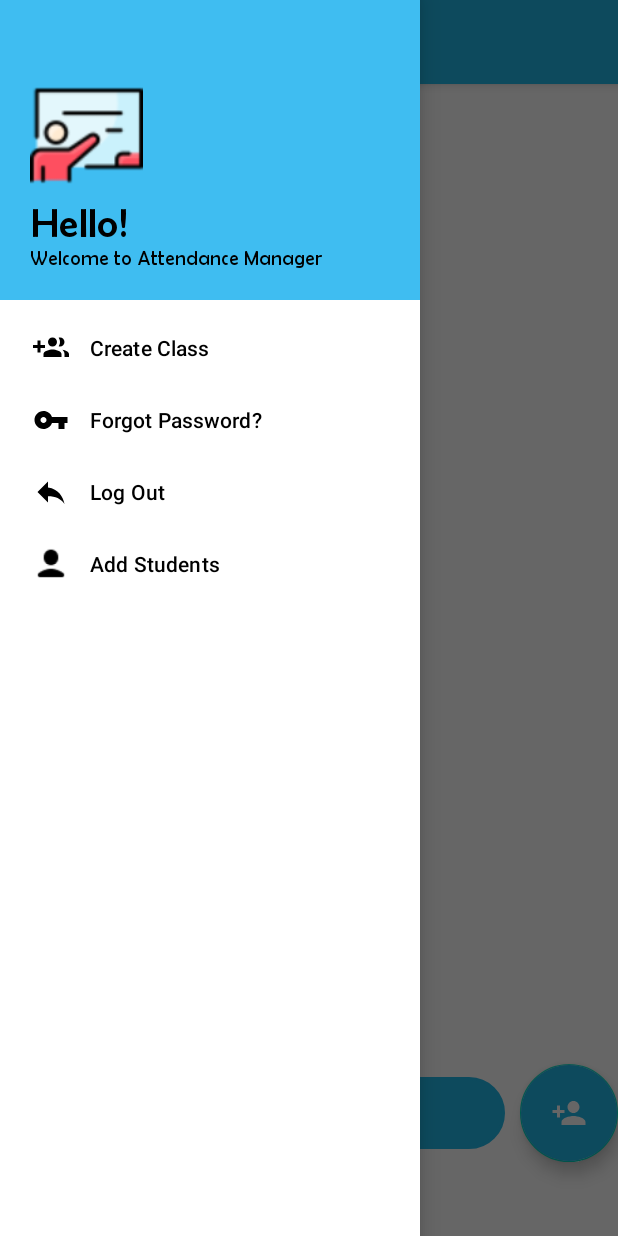
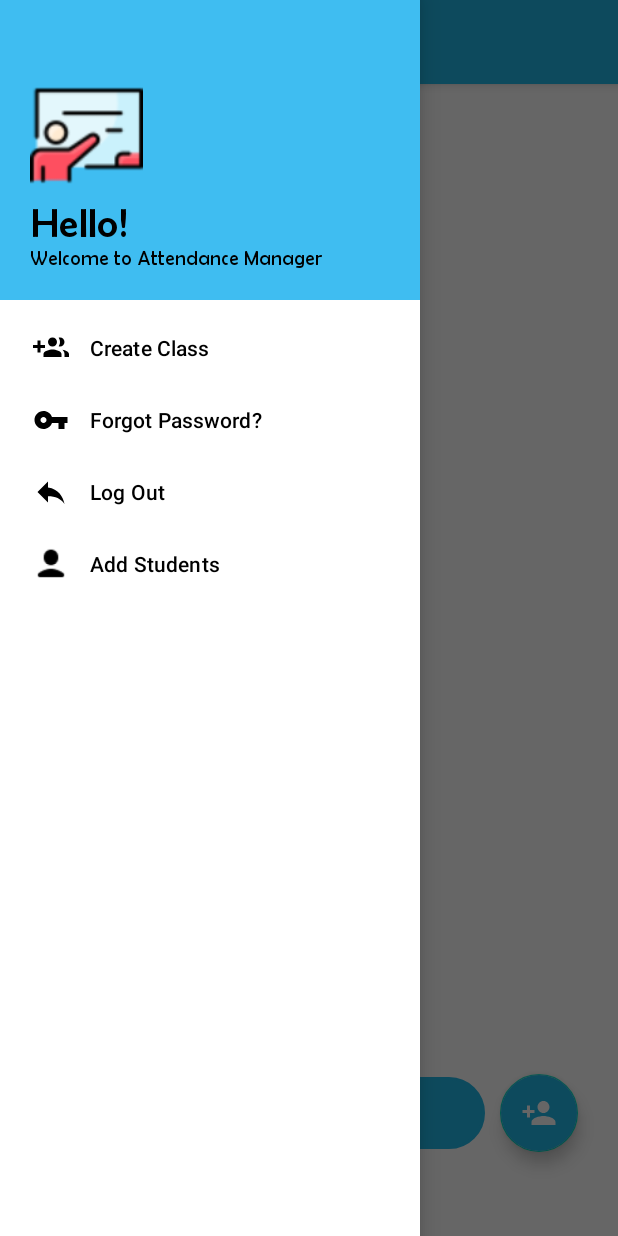
Before and after one commit to sathyaprakaash112/MyAndroidApplication, an Android app: the AttendancePage screen opened directly, with no data from a screen before it, with the side drawer open, on a phone screen of 412 x 824 dp. Run offline under Robolectric (Android 15) with nearby library versions, the phone set to English and light mode, and no system bars; our stand-ins replace Firebase (no records; nobody signed in at launch, a user with empty details on screens opened directly).

```diff
--- a/AttendenceApplication/app/src/main/java/com/example/attendenceapplication/AttendancePage.java
+++ b/AttendenceApplication/app/src/main/java/com/example/attendenceapplication/AttendancePage.java
@@ -175,6 +175,7 @@ public class AttendancePage extends AppCompatActivity implements AbsenteesListen
     private void sendMessage(String studentName,String phoneNo) {
         int n1 = absenteesPhoneNumbers.size(),n2 = studentArrayList.size();
         String message = "Your ward " + studentName + " is absent for the class.";
+        phoneNo = phoneNo.trim();
         if(!message.equals("") && !phoneNo.equals("")){
             SmsManager smsManager = SmsManager.getDefault();
             smsManager.sendTextMessage(phoneNo,null,message,null,null);
@@ -313,9 +314,7 @@ public class AttendancePage extends AppCompatActivity implements AbsenteesListen
         for(Student s :arrayList){
             System.out.println(s.phoneNo);
             absenteesDetails.put(s.studentName,s.phoneNo);
-            System.out.println(absenteesDetails);
-
-
+           // System.out.println(absenteesDetails);
 
         }
     }
--- a/AttendenceApplication/app/src/main/res/layout/attendancepage.xml
+++ b/AttendenceApplication/app/src/main/res/layout/attendancepage.xml
@@ -63,7 +63,7 @@
                 android:layout_width="0dp"
                 android:layout_height="wrap_content"
                 android:layout_gravity="center_vertical"
-                android:layout_weight="2.5"
+                android:layout_weight="2.4"
                 android:layout_marginBottom="5dp"
                 android:background="@drawable/btnshape"
                 android:fontFamily="@font/futuramediumbt"
@@ -75,7 +75,7 @@
                 android:id="@+id/addstudent"
                 android:layout_width="0dp"
                 android:layout_height="match_parent"
-                android:layout_weight="0.5"
+                android:layout_weight="0.4"
                 android:layout_marginTop="7dp"
                 android:layout_marginBottom="7dp"
                 android:foreground="@drawable/add_person"
--- a/AttendenceApplication/build.gradle
+++ b/AttendenceApplication/build.gradle
@@ -5,7 +5,7 @@ buildscript {
         mavenCentral()
     }
     dependencies {
-        classpath "com.android.tools.build:gradle:7.0.0"
+        classpath 'com.android.tools.build:gradle:7.0.2'
         classpath 'com.google.gms:google-services:4.3.10'
 
         // NOTE: Do not place your application dependencies here; they belong
```
Also changed, not shown: AttendenceApplication/app/src/main/AndroidManifest.xml (+11 -6 lines), AttendenceApplication/app/src/main/java/com/example/attendenceapplication/MainActivity.java (+9 -1 lines).
